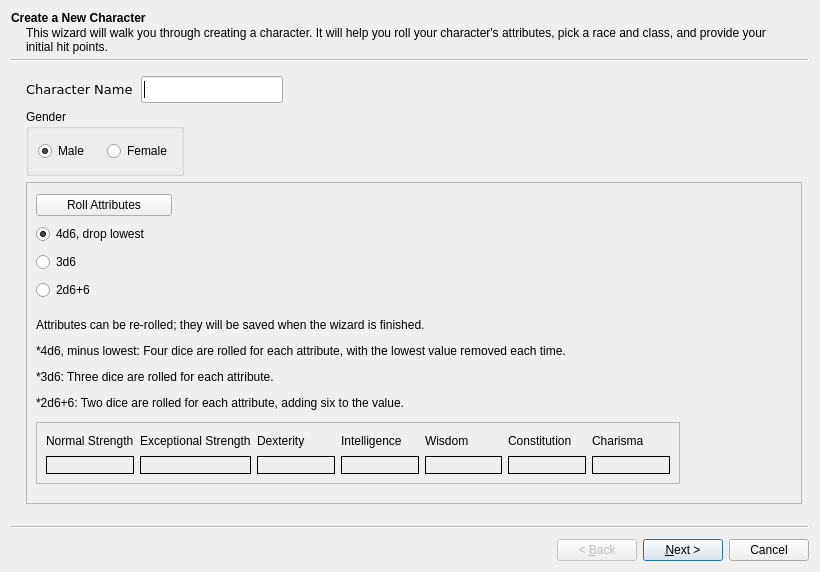
crystalattice/Fantasy_RPG, file Qt_Designer/Creation_Wizard/New_Character_Wizard.ui: the form before one commit.
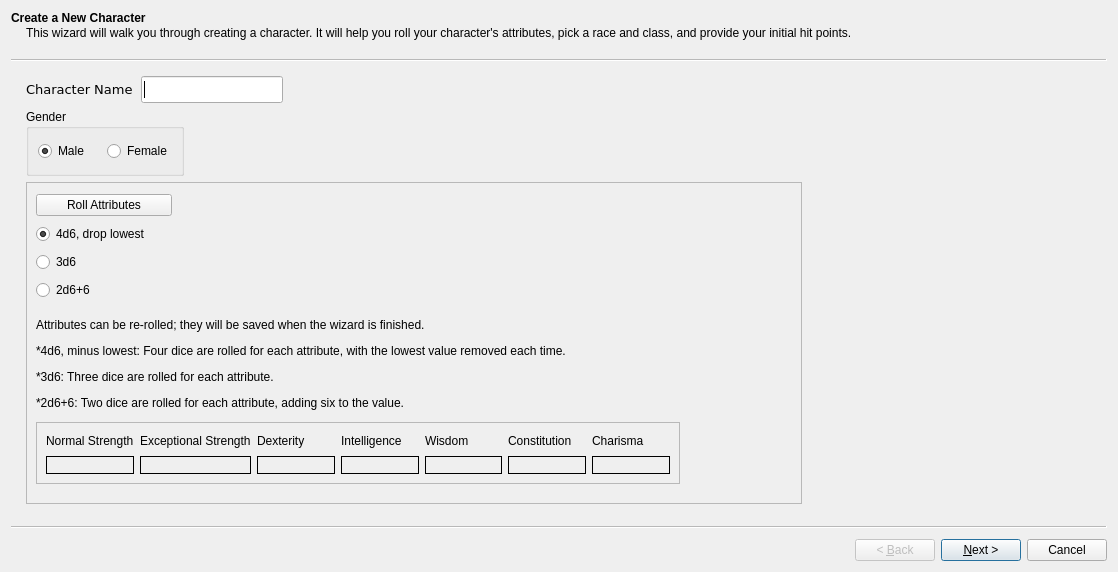
The form after the commit.

Patch:
```diff
--- a/Qt_Designer/Creation_Wizard/New_Character_Wizard.ui
+++ b/Qt_Designer/Creation_Wizard/New_Character_Wizard.ui
@@ -6,7 +6,7 @@
    <rect>
     <x>0</x>
     <y>0</y>
-    <width>820</width>
+    <width>1118</width>
     <height>572</height>
    </rect>
   </property>
```
Left out of the diff: 194 changed lines with no effect on the pictures. Lines whose indentation alone changed are shown as unchanged.
